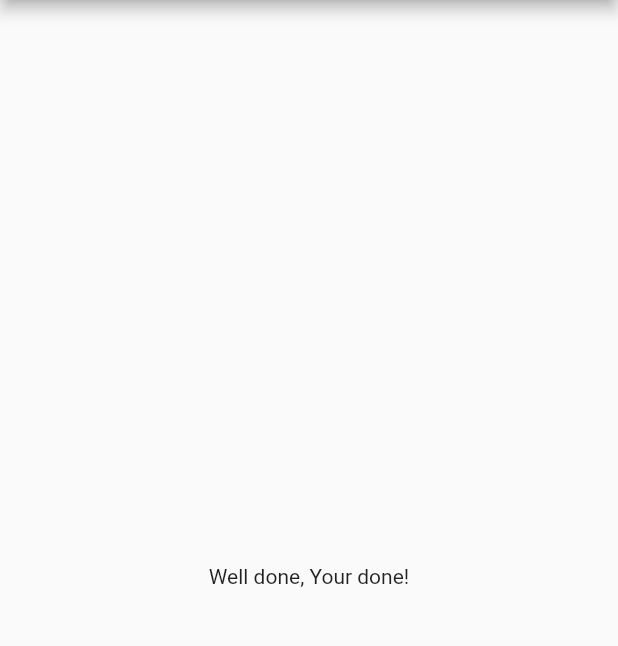
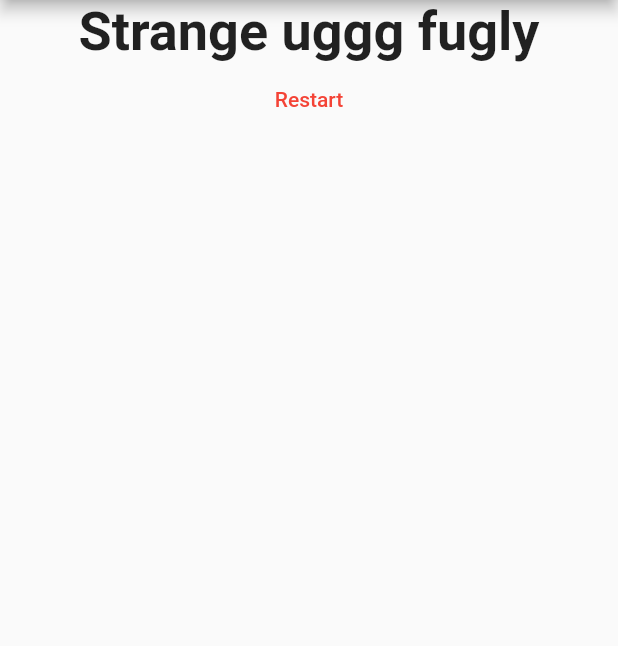
Before and after one commit to sifat18/flutter-Basic, a Flutter app: the screen it shows after launch, after a tap on "Java", after a tap on "AI", after a tap on "Cricketer", on a phone screen of 412 x 824 dp, the part 84-730 px from its top. Run offline on Flutter 3.47's test engine with Material 2 defaults, Android fonts, the phone set to English and light mode, and no system bars.

Commit message:
quiz app done

```diff
--- /dev/null
+++ b/lib/ans.dart
@@ -0,0 +1,39 @@
+import 'package:flutter/material.dart';
+
+class Ans extends StatelessWidget {
+  final int totscore;
+  final void Function() rest;
+  Ans(this.totscore, this.rest);
+
+  String get resPhrase {
+    String resText = 'Well done, Your done!';
+    if (totscore <= 9) {
+      resText = 'Awsome and great job!';
+    } else if (totscore <= 20) {
+      resText = 'Strange uggg fugly';
+    } else {
+      resText = 'What a nerd!';
+    }
+    return resText;
+  }
+
+  @override
+  Widget build(BuildContext context) {
+    return Center(
+      child: Column(
+        children: [
+          Text(
+            resPhrase,
+            style: TextStyle(fontSize: 36, fontWeight: FontWeight.bold),
+          ),
+          FlatButton(
+            child: Text('Restart'),
+            textColor: Colors.red,
+            onPressed: rest,
+          )
+        ],
+      ),
+      //
+    );
+  }
+}
--- a/lib/answer.dart
+++ b/lib/answer.dart
@@ -1,7 +1,7 @@
 import 'package:flutter/material.dart';
 
 class Answer extends StatelessWidget {
-  final VoidCallback sa;
+  final void Function() sa;
   final String aText;
   Answer(this.sa, this.aText);
 
--- a/lib/main.dart
+++ b/lib/main.dart
@@ -1,6 +1,9 @@
 import 'package:flutter/material.dart';
-import './question.dart';
-import './answer.dart';
+// import './question.dart';
+// import './answer.dart';
+
+import './quiz.dart';
+import './ans.dart';
 
 void main() {
   runApp(Fap());
@@ -16,8 +19,47 @@ class Fap extends StatefulWidget {
 
 class FapState extends State<Fap> {
   var qcount = 0;
+  int totscore = 0;
 
-  void question() {
+  final quest = const [
+    {
+      'qText': 'What is favourite language?',
+      'ans': [
+        {'text': 'Java', 'score': 10},
+        {'text': 'PHP', 'score': 12},
+        {'text': 'C#', 'score': 9},
+        {'text': 'Python', 'score': 5}
+      ],
+    },
+    {
+      'qText': 'Do you know one of these?',
+      'ans': [
+        {'text': 'ML', 'score': 5},
+        {'text': 'AI', 'score': 4},
+        {'text': 'IOT', 'score': 7},
+        {'text': 'NO', 'score': 0}
+      ],
+    },
+    {
+      'qText': 'What is your Dream?',
+      'ans': [
+        {'text': 'Dunno bruh', 'score': 3},
+        {'text': 'Become a billioniare', 'score': 10},
+        {'text': 'Cricketer', 'score': 6},
+        {'text': 'just be lazy', 'score': 0}
+      ],
+    },
+  ];
+
+  void resetQ() {
+    setState(() {
+      totscore = 0;
+      qcount = 0;
+    });
+  }
+
+  void question(int score) {
+    totscore += score;
     setState(() {
       qcount++;
     });
@@ -25,26 +67,6 @@ class FapState extends State<Fap> {
 
     print(qcount);
   }
-
-  final quest = const [
-    {
-      'qText': 'What is favourite language?',
-      'ans': ['Java', 'PHP', 'C#', 'Python'],
-    },
-    {
-      'qText': 'Do you know one of these?',
-      'ans': ['ML', 'AI', 'IOT', 'NO'],
-    },
-    {
-      'qText': 'What is your Dream?',
-      'ans': [
-        'Dunno bruh',
-        'Become a billioniare',
-        'Cricketer',
-        'just be lazy'
-      ],
-    },
-  ];
 
   @override
   Widget build(BuildContext context) {
@@ -54,20 +76,8 @@ class FapState extends State<Fap> {
           title: Text('Fap App'),
         ),
         body: qcount < quest.length
-            ? Column(
-                children: [
-                  Question(
-                    quest[qcount]['qText'] as String,
-                  ),
-                  ...(quest[qcount]['ans'] as List<String>).map((ques) {
-                    return Answer(question, ques);
-                  }).toList()
-                ], //list of widgets
-              )
-            : Center(
-                child: Text('Well done, Your done!'),
-                //
-              ),
+            ? Quiz(question: question, quest: quest, qcount: qcount)
+            : Ans(totscore, resetQ),
       ),
     );
   }
--- /dev/null
+++ b/lib/quiz.dart
@@ -0,0 +1,27 @@
+import 'package:flutter/material.dart';
+
+import './question.dart';
+import './answer.dart';
+
+class Quiz extends StatelessWidget {
+  final List<Map<String, Object>> quest;
+  final int qcount;
+  final void Function(int) question;
+
+  Quiz({required this.question, required this.quest, required this.qcount});
+
+  @override
+  Widget build(BuildContext context) {
+    return Column(
+      children: [
+        Question(
+          quest[qcount]['qText'] as String,
+        ),
+        ...(quest[qcount]['ans'] as List<Map<String, Object>>).map((ques) {
+          return Answer(
+              () => question(ques['score'] as int), ques['text'] as String);
+        }).toList()
+      ], //list of widgets
+    );
+  }
+}
```
